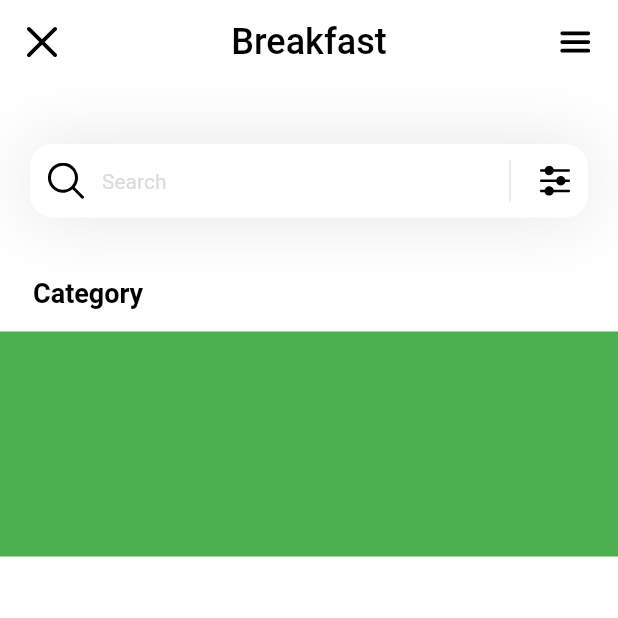
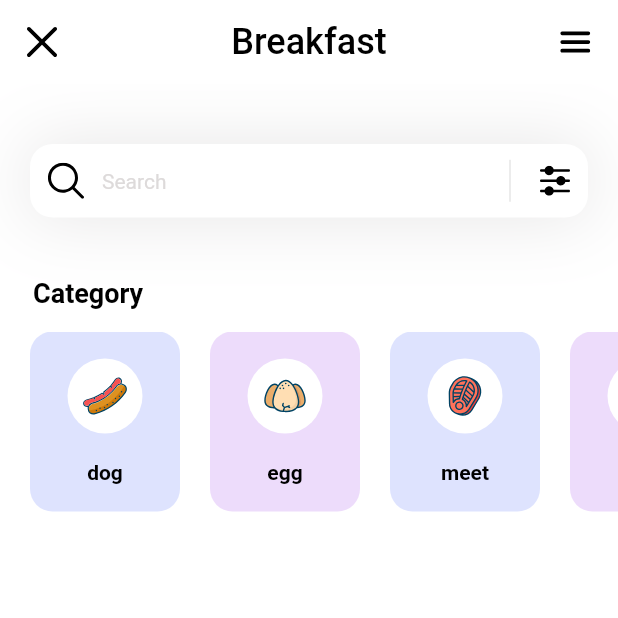
Before and after one commit to Corro-Kun/Aplicacion-Fitness, a Flutter app: the screen it shows after launch, on a phone screen of 412 x 824 dp, the top half of it. Run offline on Flutter 3.47's test engine with Material 2 defaults, Android fonts, the phone set to English and light mode, and no system bars; our stand-ins replace flutter_svg.

Commit message:
List and model

```diff
--- /dev/null
+++ b/lib/models/CategoryModels.dart
@@ -0,0 +1,59 @@
+import 'package:flutter/material.dart';
+
+class CategoryModels {
+  String name;
+  String iconPath;
+  Color boxColor;
+
+  CategoryModels({
+    required this.name,
+    required this.iconPath,
+    required this.boxColor,
+  });
+
+  static List<CategoryModels> getCategory() {
+    List<CategoryModels> category = [];
+
+    category.add(
+      CategoryModels(
+        name: 'dog',
+        iconPath: 'assets/icons/dogs.svg',
+        boxColor: Color(0xff92A3FD),
+      ),
+    );
+
+    category.add(
+      CategoryModels(
+        name: 'egg',
+        iconPath: 'assets/icons/egg.svg',
+        boxColor: Color(0xffC58BF2),
+      ),
+    );
+
+    category.add(
+      CategoryModels(
+        name: 'meet',
+        iconPath: 'assets/icons/meet.svg',
+        boxColor: Color(0xff92A3FD),
+      ),
+    );
+
+    category.add(
+      CategoryModels(
+        name: 'pizza',
+        iconPath: 'assets/icons/pizza.svg',
+        boxColor: Color(0xffC58BF2),
+      ),
+    );
+
+    category.add(
+      CategoryModels(
+        name: 'pollo',
+        iconPath: 'assets/icons/pollo.svg',
+        boxColor: Color(0xff92A3FD),
+      ),
+    );
+
+    return category;
+  }
+}
--- a/lib/page/home.dart
+++ b/lib/page/home.dart
@@ -1,8 +1,25 @@
+import 'package:fitness/models/CategoryModels.dart';
 import 'package:flutter/material.dart';
 import 'package:flutter_svg/flutter_svg.dart';
 
-class HomePage extends StatelessWidget {
+class HomePage extends StatefulWidget {
   const HomePage({super.key});
+
+  State<HomePage> createState() => _HomePageState();
+}
+
+class _HomePageState extends State<HomePage> {
+  List<CategoryModels> categories = [];
+
+  void _getCategory() {
+    categories = CategoryModels.getCategory();
+  }
+
+  @override
+  void initState() {
+    _getCategory();
+    super.initState();
+  }
 
   @override
   Widget build(BuildContext context) {
@@ -16,7 +33,14 @@ class HomePage extends StatelessWidget {
           SizedBox(
             height: 40,
           ),
-          Column(
+          _categories_Selection()
+        ],
+      ),
+    );
+  }
+
+  Column _categories_Selection() {
+    return Column(
       crossAxisAlignment: CrossAxisAlignment.start,
       children: [
         Padding(
@@ -34,13 +58,46 @@ class HomePage extends StatelessWidget {
           height: 15,
         ),
         Container(
-                height: 150,
-                color: Colors.green,
+          height: 120,
+          child: ListView.separated(
+              itemCount: categories.length,
+              scrollDirection: Axis.horizontal,
+              padding: EdgeInsets.only(left: 20, right: 20),
+              separatorBuilder: (context, index) => SizedBox(width: 20),
+              itemBuilder: (context, index) {
+                return Container(
+                  width: 100,
+                  decoration: BoxDecoration(
+                    color: categories[index].boxColor.withOpacity(0.3),
+                    borderRadius: BorderRadius.circular(15),
                   ),
-            ],
+                  child: Column(
+                    mainAxisAlignment: MainAxisAlignment.spaceEvenly,
+                    children: [
+                      Container(
+                        height: 50,
+                        width: 50,
+                        decoration: BoxDecoration(
+                            color: Colors.white, shape: BoxShape.circle),
+                        child: Padding(
+                            padding: const EdgeInsets.all(8.0),
+                            child:
+                                SvgPicture.asset(categories[index].iconPath)),
+                      ),
+                      Text(
+                        categories[index].name,
+                        style: TextStyle(
+                          fontWeight: FontWeight.w600,
+                          color: Colors.black,
+                          fontSize: 14,
+                        ),
                       )
                     ],
                   ),
+                );
+              }),
+        ),
+      ],
     );
   }
 
```
Also changed, not shown: assets/icons/dogs.svg (added), assets/icons/egg.svg (added), assets/icons/meet.svg (added), assets/icons/pizza.svg (added), assets/icons/pollo.svg (added). Lines whose indentation alone changed are shown as unchanged.
